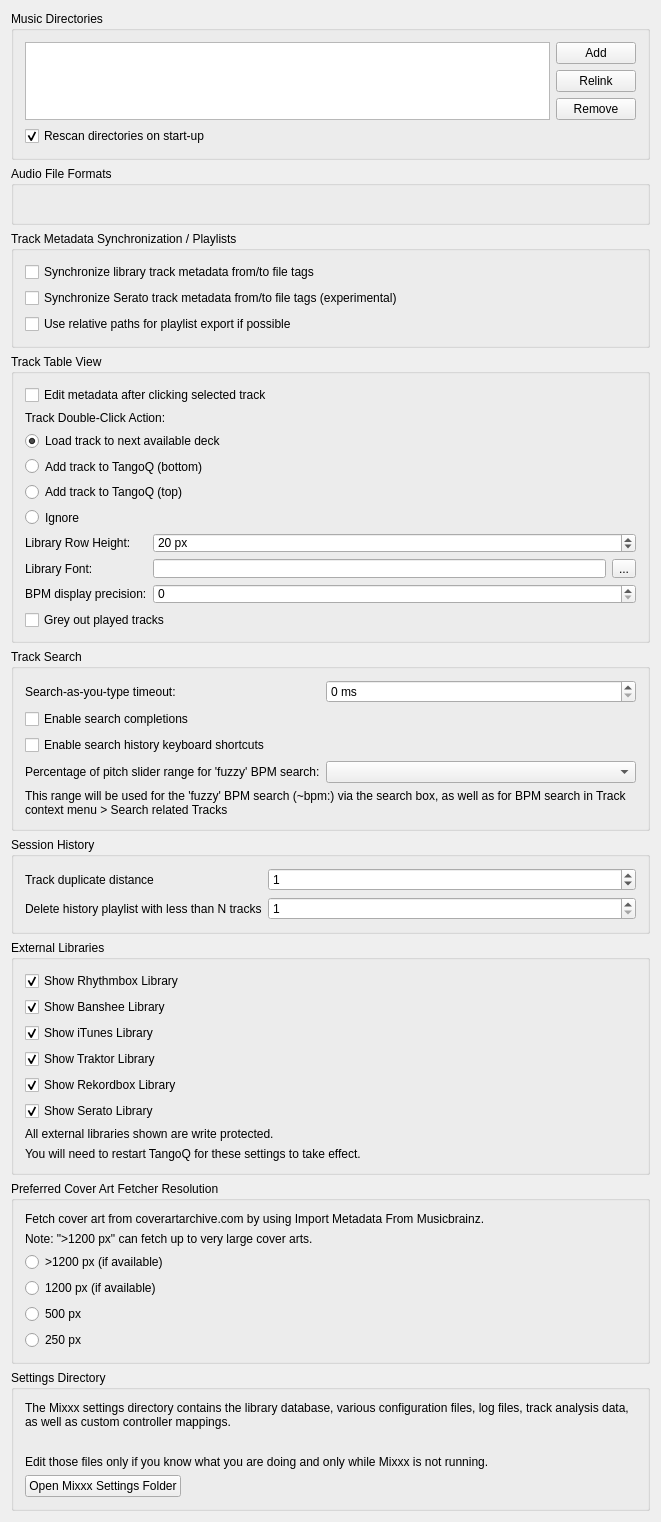
seemantadutta/tangoq, file src/preferences/dialog/dlgpreflibrarydlg.ui: the form before one commit.
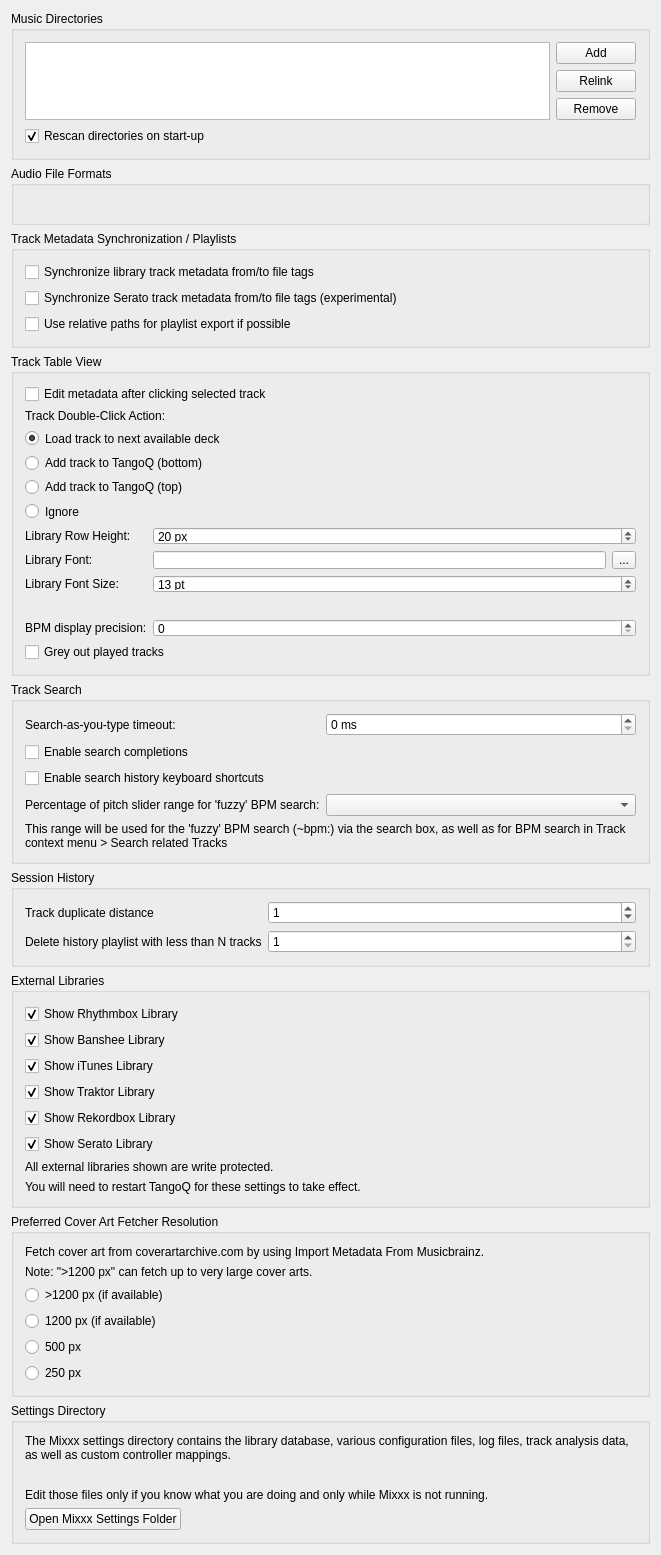
The form after the commit.

Commit message: Add library font size controls: spinner and Ctrl+wheel

Diff of the .ui file:
```diff
--- a/src/preferences/dialog/dlgpreflibrarydlg.ui
+++ b/src/preferences/dialog/dlgpreflibrarydlg.ui
@@ -266,6 +266,48 @@
       </item>
 
       <item row="9" column="0">
+       <widget class="QLabel" name="label_libraryFontSize">
+        <property name="text">
+         <string>Library Font Size:</string>
+        </property>
+        <property name="alignment">
+         <set>Qt::AlignLeft|Qt::AlignVCenter</set>
+        </property>
+       </widget>
+      </item>
+      <item row="9" column="1" colspan="2">
+       <widget class="QSpinBox" name="spinBox_font_size">
+        <property name="suffix">
+         <string> pt</string>
+        </property>
+        <property name="minimum">
+         <number>8</number>
+        </property>
+        <property name="maximum">
+         <number>40</number>
+        </property>
+        <property name="value">
+         <number>13</number>
+        </property>
+       </widget>
+      </item>
+      <item row="10" column="1" colspan="2">
+       <widget class="QLabel" name="label_fontSizeHint">
+        <property name="text">
+         <string/>
+        </property>
+        <property name="wordWrap">
+         <bool>true</bool>
+        </property>
+        <property name="font">
+         <font>
+          <italic>true</italic>
+         </font>
+        </property>
+       </widget>
+      </item>
+
+      <item row="11" column="0">
        <widget class="QLabel" name="label_bpm_precision">
         <property name="text">
          <string>BPM display precision:</string>
@@ -275,11 +317,11 @@
         </property>
        </widget>
       </item>
-      <item row="9" column="1" colspan="2">
+      <item row="11" column="1" colspan="2">
        <widget class="QSpinBox" name="spinbox_bpm_precision"/>
       </item>
 
-      <item row="10" column="0" colspan="3">
+      <item row="12" column="0" colspan="3">
        <widget class="QCheckBox" name="checkbox_played_track_color">
         <property name="text">
          <string>Grey out played tracks</string>
```
The commit also changes 9 other files.
